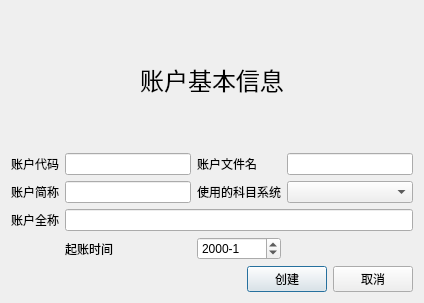
Old version of the form forms/nabaseinfodialog.ui in the repository wangkungit5905/PzAssistant.
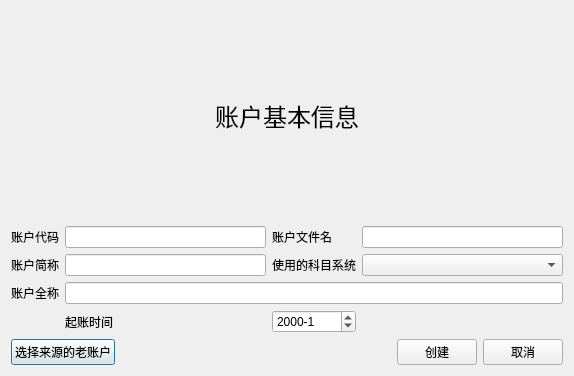
New version of the form.

Commit message: 提供从0.99版格式的账户创建新账户的新功能，并修复多个bug和不合理的界面提示

Diff of the .ui file:
```diff
--- a/forms/nabaseinfodialog.ui
+++ b/forms/nabaseinfodialog.ui
@@ -6,8 +6,8 @@
    <rect>
     <x>0</x>
     <y>0</y>
-    <width>424</width>
-    <height>303</height>
+    <width>574</width>
+    <height>376</height>
    </rect>
   </property>
   <property name="windowTitle">
@@ -99,6 +99,13 @@
    </item>
    <item>
     <layout class="QHBoxLayout" name="horizontalLayout">
+     <item>
+      <widget class="QPushButton" name="btnSelFile">
+       <property name="text">
+        <string>选择来源的老账户</string>
+       </property>
+      </widget>
+     </item>
      <item>
       <spacer name="horizontalSpacer">
        <property name="orientation">
```
The commit also changes 48 other files.
